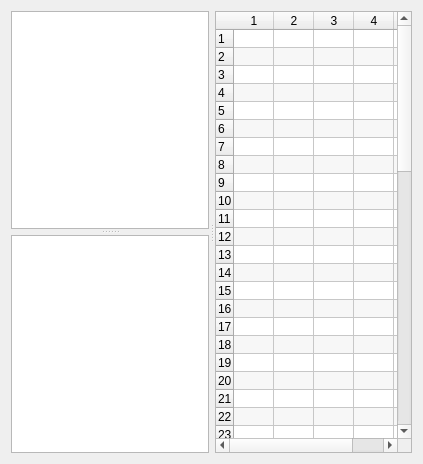
This is src/gui/memory/ramtable.ui in Arcachofo/SimulIDE-dev as Qt 5 draws it before an edit. The edited form follows.
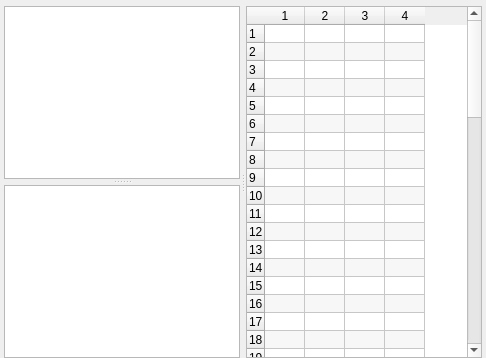
This is the edited form.

```diff
--- a/src/gui/memory/ramtable.ui
+++ b/src/gui/memory/ramtable.ui
@@ -6,8 +6,8 @@
    <rect>
     <x>0</x>
     <y>0</y>
-    <width>423</width>
-    <height>464</height>
+    <width>486</width>
+    <height>358</height>
    </rect>
   </property>
   <property name="sizePolicy">
@@ -19,7 +19,22 @@
   <property name="windowTitle">
    <string>Form</string>
   </property>
-  <layout class="QHBoxLayout" name="horizontalLayout">
+  <layout class="QVBoxLayout" name="verticalLayout">
+   <property name="spacing">
+    <number>0</number>
+   </property>
+   <property name="leftMargin">
+    <number>4</number>
+   </property>
+   <property name="topMargin">
+    <number>6</number>
+   </property>
+   <property name="rightMargin">
+    <number>4</number>
+   </property>
+   <property name="bottomMargin">
+    <number>0</number>
+   </property>
    <item>
     <widget class="QSplitter" name="splitter">
      <property name="locale">
@@ -43,7 +58,7 @@
       </property>
       <widget class="QListView" name="registers">
        <property name="sizePolicy">
-        <sizepolicy hsizetype="Preferred" vsizetype="Expanding">
+        <sizepolicy hsizetype="Preferred" vsizetype="Preferred">
          <horstretch>0</horstretch>
          <verstretch>0</verstretch>
         </sizepolicy>
@@ -51,7 +66,7 @@
       </widget>
       <widget class="QListView" name="variables">
        <property name="sizePolicy">
-        <sizepolicy hsizetype="Preferred" vsizetype="Expanding">
+        <sizepolicy hsizetype="Preferred" vsizetype="Preferred">
          <horstretch>0</horstretch>
          <verstretch>0</verstretch>
         </sizepolicy>
@@ -60,7 +75,7 @@
      </widget>
      <widget class="QTableWidget" name="table">
       <property name="sizePolicy">
-       <sizepolicy hsizetype="Expanding" vsizetype="Expanding">
+       <sizepolicy hsizetype="Preferred" vsizetype="Preferred">
         <horstretch>0</horstretch>
         <verstretch>0</verstretch>
        </sizepolicy>
@@ -93,7 +108,7 @@
        <number>60</number>
       </property>
       <property name="columnCount">
-       <number>5</number>
+       <number>4</number>
       </property>
       <attribute name="horizontalHeaderVisible">
        <bool>true</bool>
@@ -174,7 +189,6 @@
       <column/>
       <column/>
       <column/>
-      <column/>
      </widget>
     </widget>
    </item>
```
Left out of the diff: 10 changed lines with no effect on the pictures.
